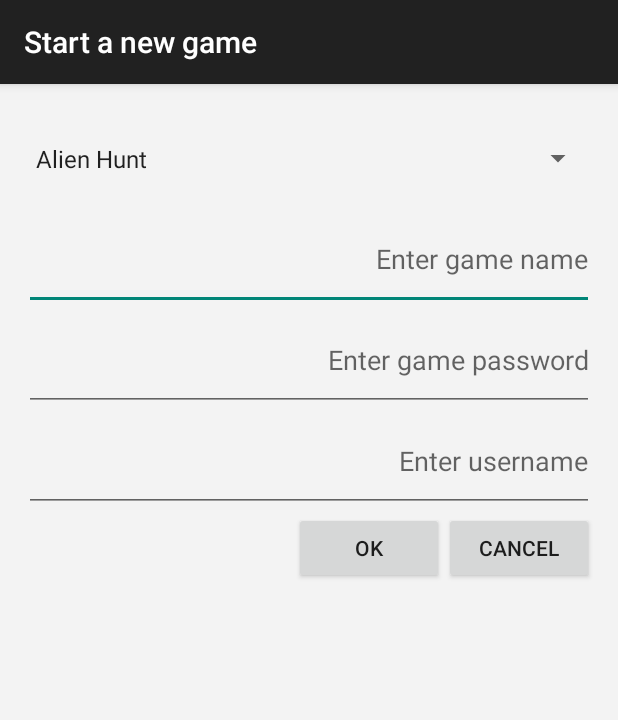
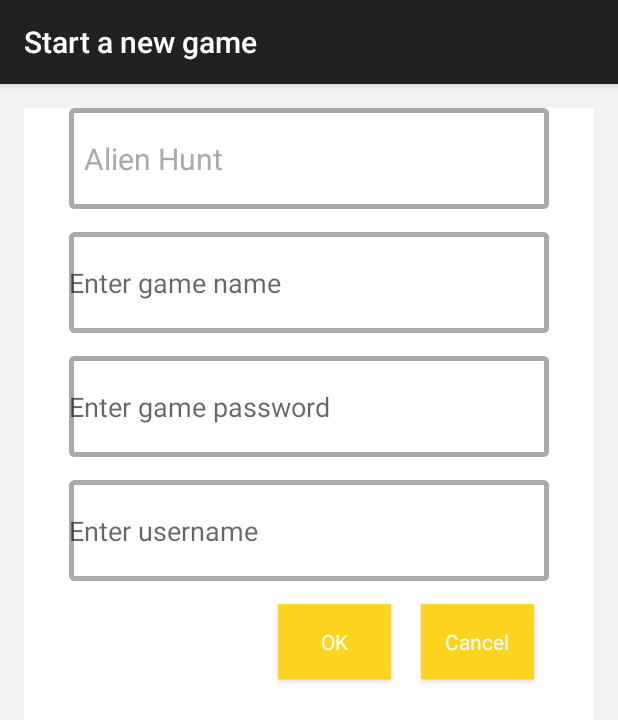
Before and after one commit to winokurow/Geofox, an Android app: the NewGameActivity screen opened directly, with no data from a screen before it, on a phone screen of 412 x 824 dp. Shown: the top 720 px of the screen. Run offline under Robolectric (Android 15) with nearby library versions, the phone set to English and light mode, and no system bars; our stand-ins replace Volley.

Commit message:
Current Stand

```diff
--- a/src/main/java/org/games/geofox/MapsActivity.java
+++ b/src/main/java/org/games/geofox/MapsActivity.java
@@ -18,15 +18,17 @@ import com.google.android.gms.maps.model.MarkerOptions;
 public class MapsActivity extends FragmentActivity  implements LocationListener {
 
     private GoogleMap mMap; // Might be null if Google Play services APK is not available.
-    private Context context;
     private LocationManager locationManager;
     private String bestProvider;
 
     @Override
     protected void onCreate(Bundle savedInstanceState) {
+
         super.onCreate(savedInstanceState);
+
+
         setContentView(R.layout.activity_maps);
-        this.context = this;
+        Context context = this;
         mMap = ((SupportMapFragment) getSupportFragmentManager().findFragmentById(
                 R.id.map)).getMap();
         locationManager = (LocationManager) getSystemService(Context.LOCATION_SERVICE);
--- a/src/main/java/org/games/geofox/entities/Game.java
+++ b/src/main/java/org/games/geofox/entities/Game.java
@@ -1,8 +1,9 @@
-package org.games.geofox.entities;
-
 /**
  * Created by Ilja.Winokurow on 26.06.2015.
  */
+package org.games.geofox.entities;
+
+
 public class Game {
 
 
--- /dev/null
+++ b/src/main/res/drawable/edittextstyle.xml
@@ -0,0 +1,11 @@
+<?xml version="1.0" encoding="utf-8" ?>
+
+<shape xmlns:android="http://schemas.android.com/apk/res/android"
+    android:thickness="0dp"
+    android:shape="rectangle">
+    <stroke android:width="3dp"
+        android:color="@android:color/darker_gray"/>
+    android:gravity="right|center_vertical"
+    <corners android:radius="2dp" />
+
+</shape>
--- a/src/main/res/layout/activity_new_game.xml
+++ b/src/main/res/layout/activity_new_game.xml
@@ -9,73 +9,92 @@
     tools:context="org.games.geofox.NewGameActivity"
     android:background="#fff3f3f3">
 
+    <LinearLayout
+        android:orientation="vertical"
+        android:layout_width="match_parent"
+        android:layout_height="match_parent"
+        android:paddingLeft="30dp"
+        android:paddingRight="30dp"
+        android:background="#ffffffff">
+
     <Spinner
         android:id="@+id/typ"
         android:layout_width="fill_parent"
         android:layout_height="67dp"
-        android:gravity="end|right"
+        android:gravity="end"
         android:entries="@array/gameTyp"
+        android:background="@drawable/edittextstyle"
         />
 
+        <View
+            android:layout_width="fill_parent"
+            android:layout_height="15dp" >
+        </View>
     <EditText
         android:id="@+id/gameName"
         android:layout_width="match_parent"
         android:layout_height="67dp"
-        android:gravity="end|center_vertical"
         android:hint="@string/newgame_nameEditText"
         android:imeOptions="actionNext"
-        android:singleLine="true"
-        android:layout_alignParentRight="true"
-        android:layout_alignParentEnd="true"
-        android:layout_below="@+id/typ"
+        android:background="@drawable/edittextstyle"
         />
 
+        <View
+            android:layout_width="fill_parent"
+            android:layout_height="15dp" >
+        </View>
     <EditText
         android:id="@+id/gamePassword"
         android:layout_width="match_parent"
         android:layout_height="67dp"
-        android:gravity="end|center_vertical"
         android:hint="@string/newgame_passwordEditText"
         android:imeOptions="actionNext"
-        android:singleLine="true"
-        android:layout_below="@+id/gameName"
-     />
+        android:inputType="textPassword"
+        android:background="@drawable/edittextstyle"
+        />
+
+
+        <View
+            android:layout_width="fill_parent"
+            android:layout_height="15dp" >
+        </View>
 
     <EditText
         android:id="@+id/username"
         android:layout_width="match_parent"
         android:layout_height="67dp"
-        android:gravity="end|center_vertical"
         android:hint="@string/newgame_usernameEditText"
         android:imeOptions="actionNext"
-        android:singleLine="true"
-        android:layout_below="@+id/gamePassword" />
+        android:background="@drawable/edittextstyle"
+        />
+
 <RelativeLayout
     android:orientation="horizontal"
     android:layout_width="match_parent"
-    android:layout_height="match_parent"
+    android:layout_height="128dp"
     android:layout_below="@+id/username"
     android:baselineAligned="false">
 
     <Button
-        style="?android:attr/buttonStyleSmall"
-        android:layout_width="100dp"
-        android:layout_height="wrap_content"
+        android:text="@string/newgame_cancelButtonText"
+        android:id="@+id/cancelButton"
+        android:onClick="gotoMainActivity"
+        style ="@style/buttonsmall"
+
+        android:layout_alignParentRight="true"
+         />
+    <Button
         android:text="@string/newgame_okButtonText"
         android:id="@+id/okButton"
-        android:layout_gravity="end"
         android:onClick="doStartGame"
-        android:layout_toLeftOf="@+id/cancelButton" />
+        style ="@style/buttonsmall"
+        android:layout_alignParentTop="true"
+        android:layout_toLeftOf="@+id/cancelButton"
 
-    <Button
-        style="?android:attr/buttonStyleSmall"
-        android:layout_width="100dp"
-        android:layout_height="wrap_content"
-        android:text="@string/newgame_cancelButtonText"
-        android:id="@+id/cancelButton"
-        android:layout_alignParentRight="true"
-        android:layout_gravity="end"
-        android:onClick="gotoMainActivity" />
-</RelativeLayout>
+         />
+
+
 
 </RelativeLayout>
+    </LinearLayout>
+</RelativeLayout>
--- a/src/main/res/menu/menu_new_game.xml
+++ b/src/main/res/menu/menu_activity_join_game.xml
@@ -1,6 +1,7 @@
 <menu xmlns:android="http://schemas.android.com/apk/res/android"
     xmlns:app="http://schemas.android.com/apk/res-auto"
-    xmlns:tools="http://schemas.android.com/tools" tools:context="org.games.geofox.NewGameActivity">
+    xmlns:tools="http://schemas.android.com/tools"
+    tools:context="org.games.geofox.activity_join_game">
     <item android:id="@+id/action_settings" android:title="@string/action_settings"
         android:orderInCategory="100" app:showAsAction="never" />
 </menu>
--- a/src/main/res/menu/menu_main.xml
+++ /dev/null
@@ -1,6 +0,0 @@
-<menu xmlns:android="http://schemas.android.com/apk/res/android"
-    xmlns:app="http://schemas.android.com/apk/res-auto"
-    xmlns:tools="http://schemas.android.com/tools" tools:context=".MainActivity">
-    <item android:id="@+id/action_settings" android:title="@string/action_settings"
-        android:orderInCategory="100" app:showAsAction="never" />
-</menu>
--- /dev/null
+++ b/src/main/res/values/edittextstyles.xml
@@ -0,0 +1,5 @@
+<resources>
+
+
+
+</resources>
--- a/src/main/res/values/strings.xml
+++ b/src/main/res/values/strings.xml
@@ -2,19 +2,22 @@
     <string name="app_name">Geo hunt</string>
 
     <string name="action_settings">Settings</string>
-    <string name="main_creategameButton">Create new game</string>
+    <string name="main_creategameButton">New game</string>
     <string name="main_joingameButton">Join a game</string>
     <string name="main_helpButton">\?</string>
     <string name="title_activity_new_game">Start a new game</string>
     <string name="newgame_passwordEditText">Enter game password</string>
     <string name="newgame_nameEditText">Enter game name</string>
     <string name="newgame_usernameEditText">Enter username</string>
-    <string name="newgame_okButtonText">Ok</string>
+    <string name="newgame_okButtonText">OK</string>
     <string name="newgame_cancelButtonText">Cancel</string>
 
     <string-array name="gameTyp">
         <item>Alien Hunt</item>
     </string-array>
     <string name="title_activity_maps">Map</string>
+    <string name="title_activity_activity_join_game">activity_join_game</string>
+
+    <string name="hello_world">Hello world!</string>
 
 </resources>
--- a/src/main/res/values/styles.xml
+++ b/src/main/res/values/styles.xml
@@ -2,7 +2,61 @@
 
     <!-- Base application theme. -->
     <style name="AppTheme" parent="Theme.AppCompat.Light.DarkActionBar">
-        <!-- Customize your theme here. -->
+        <item name="android:spinnerItemStyle">@style/MooSpinnerItem</item>
+        <item name="android:spinnerDropDownItemStyle">@style/SpinnerItem.DropDownItem.Color</item>
+        <item name="android:editTextStyle">@style/MyEditTextStyle</item>
+    </style>
+
+    <style name="MooSpinnerItem" parent="android:Widget.TextView.SpinnerItem">
+        <item name="android:textAppearance">@style/MooTextAppearanceSpinnerItem</item>
+        <item name="android:paddingLeft">10dp</item>
+    </style>
+
+    <style name="MooTextAppearanceSpinnerItem" parent="android:TextAppearance.Widget.TextView.SpinnerItem">
+        <item name="android:textColor">@android:color/darker_gray</item>
+        <item name="android:textSize">20sp</item>
+        <item name="android:textColorHint">@android:color/darker_gray</item>
+        <item name="android:paddingLeft">10dp</item>
+    </style>
+
+    <style name="SpinnerItem.DropDownItem.Color" parent="@android:style/Widget.DropDownItem.Spinner">
+        <item name="android:textColor">@android:color/darker_gray</item>
+    </style>
+
+    <style name="MyEditTextStyle" parent="android:Widget.EditText">
+        <item name="android:singleLine">true</item>
+        <item name="android:background">@drawable/edittextstyle</item>
+        <item name="android:paddingLeft">10dp</item>
+        <item name="android:textColor">@android:color/darker_gray</item>
+        <item name="android:textSize">20sp</item>
+        <item name="android:textColorHint">@android:color/darker_gray</item>
+    </style>
+
+    <style name="buttonsmall" parent="android:style/Widget.Button">
+        <item name="android:background">#ffffd41e</item>
+        <item name="android:textColor">@android:color/white</item>
+        <item name="android:textSize">@dimen/abc_text_size_body_2_material</item>
+        <item name="android:capitalize">words</item>
+        <item name="android:textAllCaps">false</item>
+        <item name="android:layout_height">50dp</item>
+        <item name="android:layout_width">75dp</item>
+        <item name="android:layout_marginTop">15dp</item>
+        <item name="android:layout_marginRight">10dp</item>
+        <item name="android:layout_marginLeft">10dp</item>
+    </style>
+
+    <style name="buttonbig" parent="android:style/Widget.Button">
+        <item name="android:background">#ffffd41e</item>
+        <item name="android:textColor">@android:color/white</item>
+        <item name="android:textSize">@dimen/abc_text_size_display_1_material</item>
+        <item name="android:capitalize">words</item>
+        <item name="android:textAllCaps">false</item>
+        <item name="android:layout_height">100dp</item>
+        <item name="android:layout_width">215dp</item>
+        <item name="android:layout_marginTop">15dp</item>
+        <item name="android:layout_marginRight">10dp</item>
+        <item name="android:layout_marginLeft">10dp</item>
+        <item name="android:layout_gravity">center_horizontal</item>
     </style>
 
 </resources>
```
Also changed, not shown: src/main/AndroidManifest.xml (+7 -1 lines), src/main/java/org/games/geofox/MainActivity.java (+2 -5 lines), src/main/java/org/games/geofox/NewGameActivity.java (+4 -10 lines), src/main/java/org/games/geofox/activity_join_game.java (added, +38 -0 lines), src/main/java/org/games/geofox/common/CommonUtils.java (+4 -4 lines), src/main/res/drawable/styles.xml (added, +14 -0 lines), src/main/res/layout/activity_activity_join_game.xml (added, +12 -0 lines), src/main/res/layout/activity_main.xml (+33 -22 lines).
